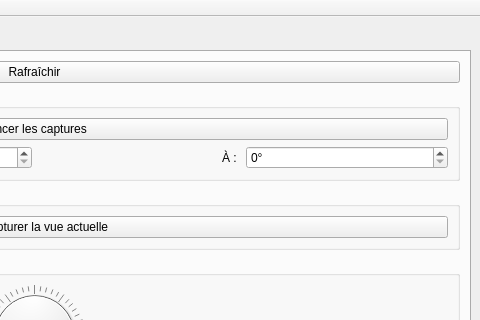
The window that pc/master/mainwindow.ui (plule/pfe-costumes) describes before a commit, drawn with Qt 5; both pictures show x 411 to 891 and y 0 to 320 of the 891 by 665 pixel window.
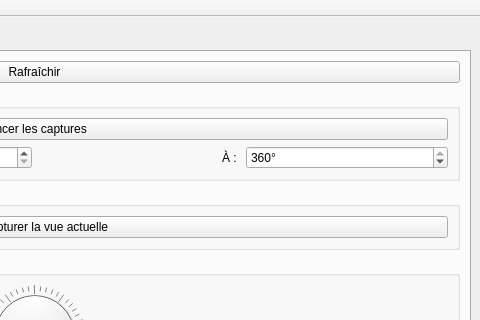
The same window after the commit.

What changed in the file:
```diff
--- a/pc/master/mainwindow.ui
+++ b/pc/master/mainwindow.ui
@@ -118,6 +118,9 @@
                    <property name="maximum">
                     <number>360</number>
                    </property>
+                   <property name="value">
+                    <number>360</number>
+                   </property>
                   </widget>
                  </item>
                 </layout>
```
Left out of the diff: 4 changed lines with no effect on the pictures.
